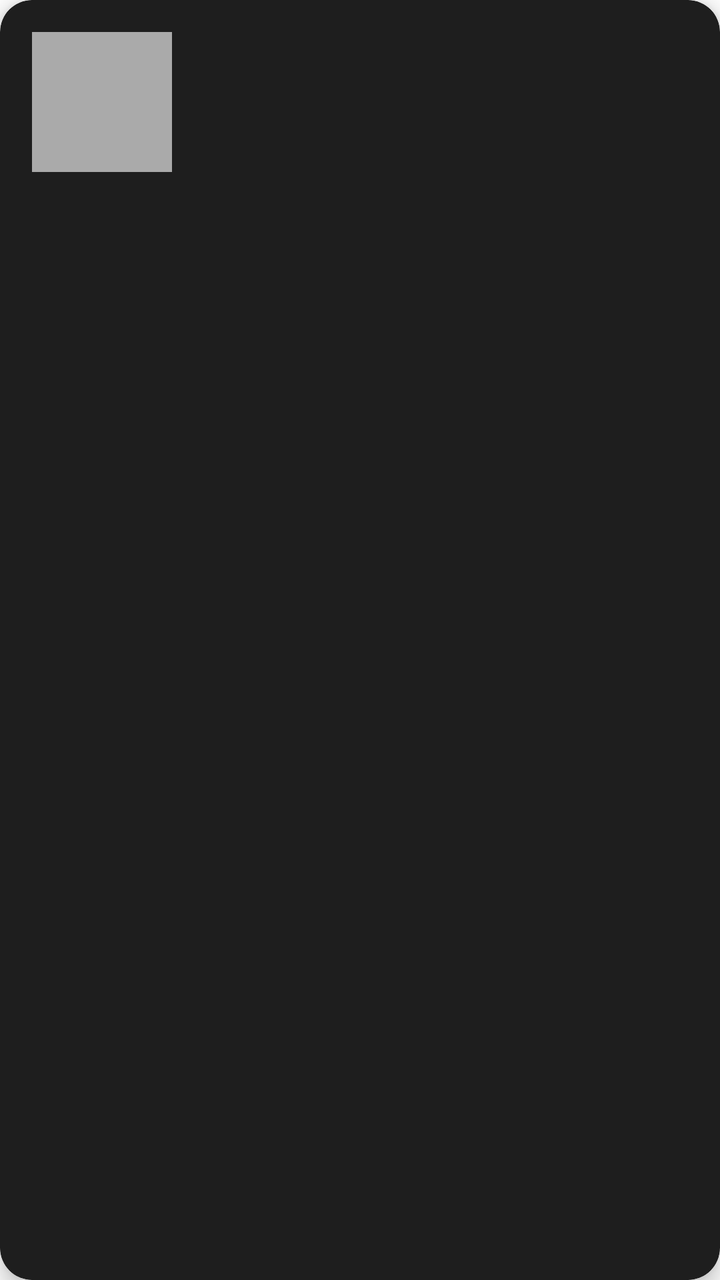
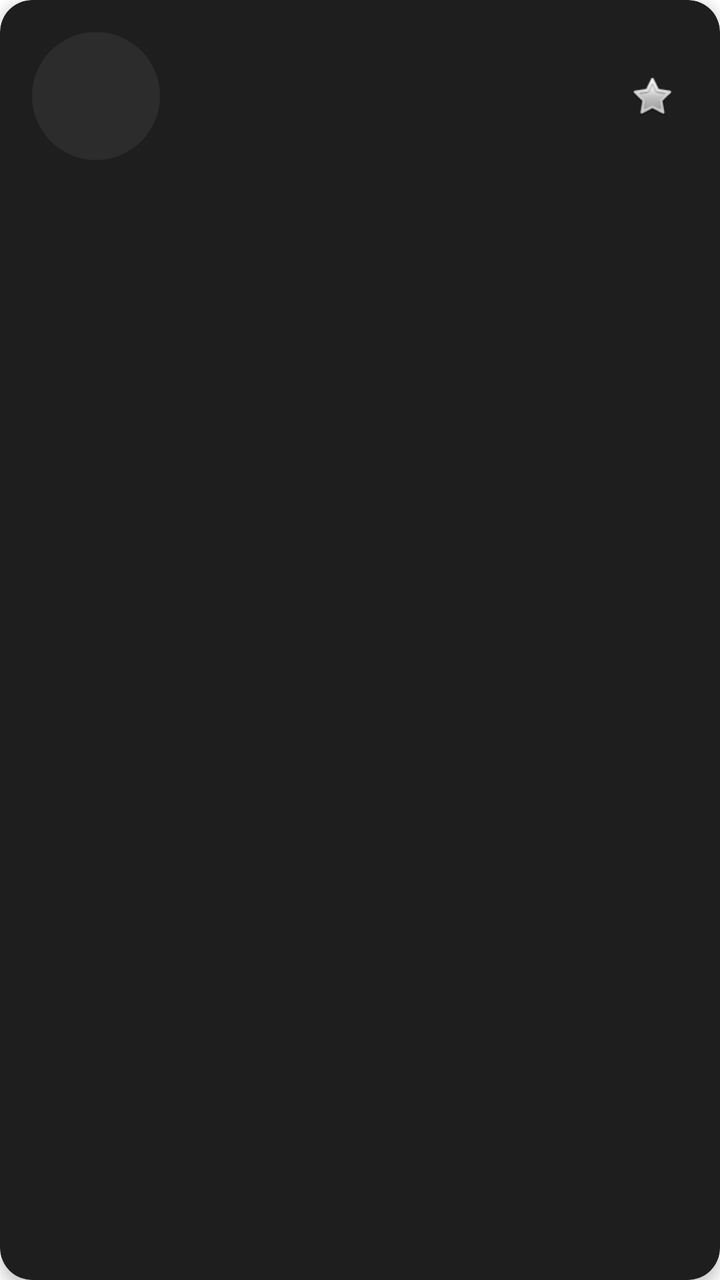

Before-and-after screenshots of an Android layout around one commit, followed by the original layout XML and the change that was made.
<!-- AndroidManifest.xml: application theme Theme.YoutubersApp -->
<!-- res/layout/item_youtuber.xml -->
<?xml version="1.0" encoding="utf-8"?>
<androidx.cardview.widget.CardView
    xmlns:android="http://schemas.android.com/apk/res/android"
    xmlns:app="http://schemas.android.com/apk/res-auto"
    android:layout_width="match_parent"
    android:layout_height="wrap_content"
    android:layout_marginStart="16dp"
    android:layout_marginEnd="16dp"
    android:layout_marginTop="8dp"
    android:layout_marginBottom="8dp"
    app:cardCornerRadius="16dp"
    app:cardBackgroundColor="#1E1E1E"
    app:strokeColor="#333333"
    app:strokeWidth="1dp"
    app:cardElevation="6dp">

    <LinearLayout
        android:layout_width="match_parent"
        android:layout_height="wrap_content"
        android:orientation="horizontal"
        android:padding="16dp"
        android:gravity="center_vertical">

        
        <ImageView
            android:id="@+id/ivAvatar"
            android:layout_width="70dp"
            android:layout_height="70dp"
            android:scaleType="centerCrop"
            android:background="@android:color/darker_gray"/>

        
        <LinearLayout
            android:layout_width="0dp"
            android:layout_height="wrap_content"
            android:layout_weight="1"
            android:orientation="vertical"
            android:layout_marginStart="16dp">

            <TextView
                android:id="@+id/tvNombre"
                android:layout_width="wrap_content"
                android:layout_height="wrap_content"
                android:textSize="18sp"
                android:textStyle="bold"
                android:textColor="@android:color/white"
                android:maxLines="1"
                android:ellipsize="end"/>
            
            <TextView
                android:id="@+id/tvCategoria"
                android:layout_width="wrap_content"
                android:layout_height="wrap_content"
                android:textColor="#00E676"
                android:textSize="14sp"
                android:layout_marginTop="4px"
                android:maxLines="1"/>
            
            <TextView
                android:id="@+id/tvSuscriptores"
                android:layout_width="wrap_content"
                android:layout_height="wrap_content"
                android:textColor="#B0BEC5"
                android:textSize="12sp"
                android:textStyle="bold"
                android:layout_marginTop="4px"/>

        </LinearLayout>

    </LinearLayout>

</androidx.cardview.widget.CardView>
<!-- resources referenced by this layout -->
<resources>
  <style name="Theme.YoutubersApp" parent="Theme.MaterialComponents.DayNight.NoActionBar">
          <item name="colorPrimary">#1E1E1E</item>
          <item name="colorPrimaryDark">#121212</item>
          <item name="colorAccent">#00E676</item>
      </style>
</resources>

<!-- the commit's change to res/layout/item_youtuber.xml (unified diff, before → after) -->
@@ -12,7 +12,10 @@
     app:cardBackgroundColor="#1E1E1E"
     app:strokeColor="#333333"
     app:strokeWidth="1dp"
-    app:cardElevation="6dp">
+    app:cardElevation="4dp"
+    android:clickable="true"
+    android:focusable="true"
+    android:foreground="?android:attr/selectableItemBackground">
 
     <LinearLayout
         android:layout_width="match_parent"
@@ -22,12 +25,13 @@
         android:gravity="center_vertical">
 
         
-        <ImageView
+        <com.google.android.material.imageview.ShapeableImageView
             android:id="@+id/ivAvatar"
-            android:layout_width="70dp"
-            android:layout_height="70dp"
+            android:layout_width="64dp"
+            android:layout_height="64dp"
             android:scaleType="centerCrop"
-            android:background="@android:color/darker_gray"/>
+            android:background="#2C2C2C"
+            app:shapeAppearanceOverlay="@style/ShapeAppearance.Material3.Corner.Full" />
 
         
         <LinearLayout
@@ -35,37 +39,47 @@
             android:layout_height="wrap_content"
             android:layout_weight="1"
             android:orientation="vertical"
-            android:layout_marginStart="16dp">
+            android:layout_marginStart="16dp"
+            android:layout_marginEnd="8dp">
 
             <TextView
                 android:id="@+id/tvNombre"
                 android:layout_width="wrap_content"
                 android:layout_height="wrap_content"
-                android:textSize="18sp"
+                android:textSize="16sp"
                 android:textStyle="bold"
-                android:textColor="@android:color/white"
+                android:textColor="#FFFFFF"
                 android:maxLines="1"
                 android:ellipsize="end"/>
-            
+
             <TextView
                 android:id="@+id/tvCategoria"
                 android:layout_width="wrap_content"
                 android:layout_height="wrap_content"
                 android:textColor="#00E676"
-                android:textSize="14sp"
-                android:layout_marginTop="4px"
+                android:textSize="13sp"
+                android:layout_marginTop="4dp"
                 android:maxLines="1"/>
-            
+
             <TextView
                 android:id="@+id/tvSuscriptores"
                 android:layout_width="wrap_content"
                 android:layout_height="wrap_content"
                 android:textColor="#B0BEC5"
                 android:textSize="12sp"
-                android:textStyle="bold"
-                android:layout_marginTop="4px"/>
+                android:layout_marginTop="4dp" />
 
         </LinearLayout>
+
+        
+        <ImageView
+            android:id="@+id/btnFavorito"
+            android:layout_width="36dp"
+            android:layout_height="36dp"
+            android:src="@android:drawable/btn_star_big_off"
+            android:background="?attr/selectableItemBackgroundBorderless"
+            android:contentDescription="Favorito"
+            android:padding="6dp"/>
 
     </LinearLayout>
 
